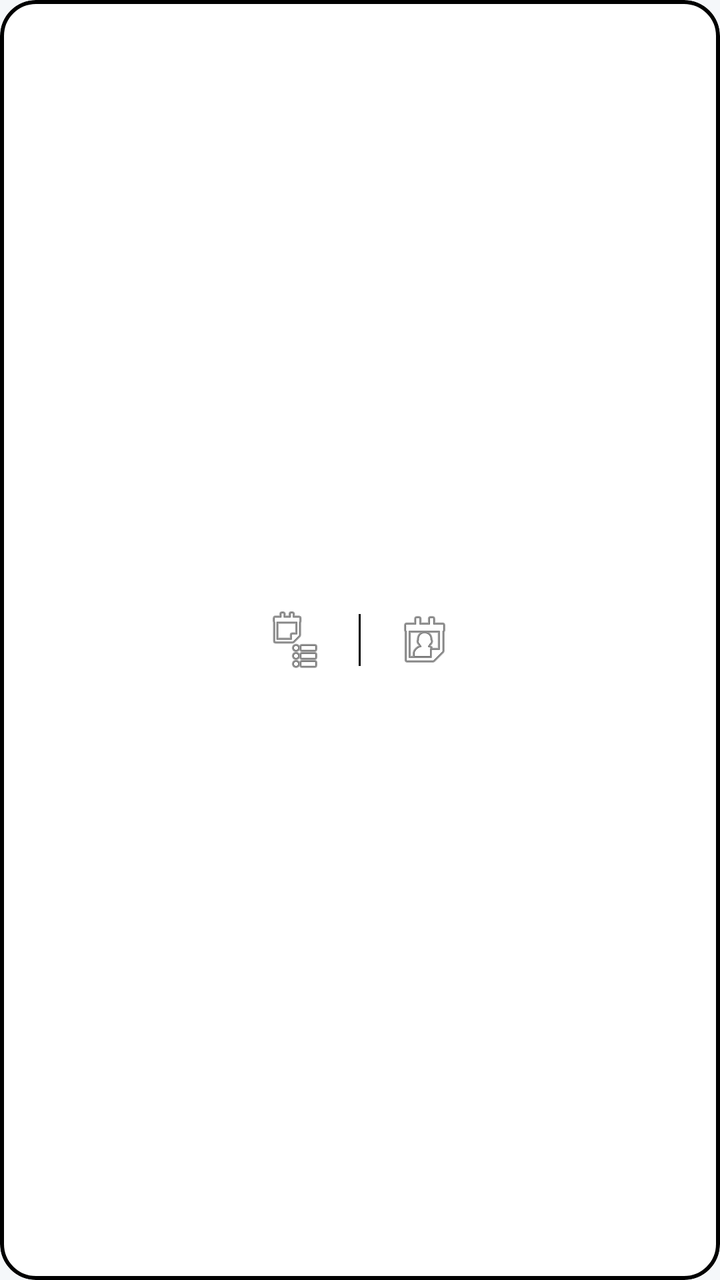
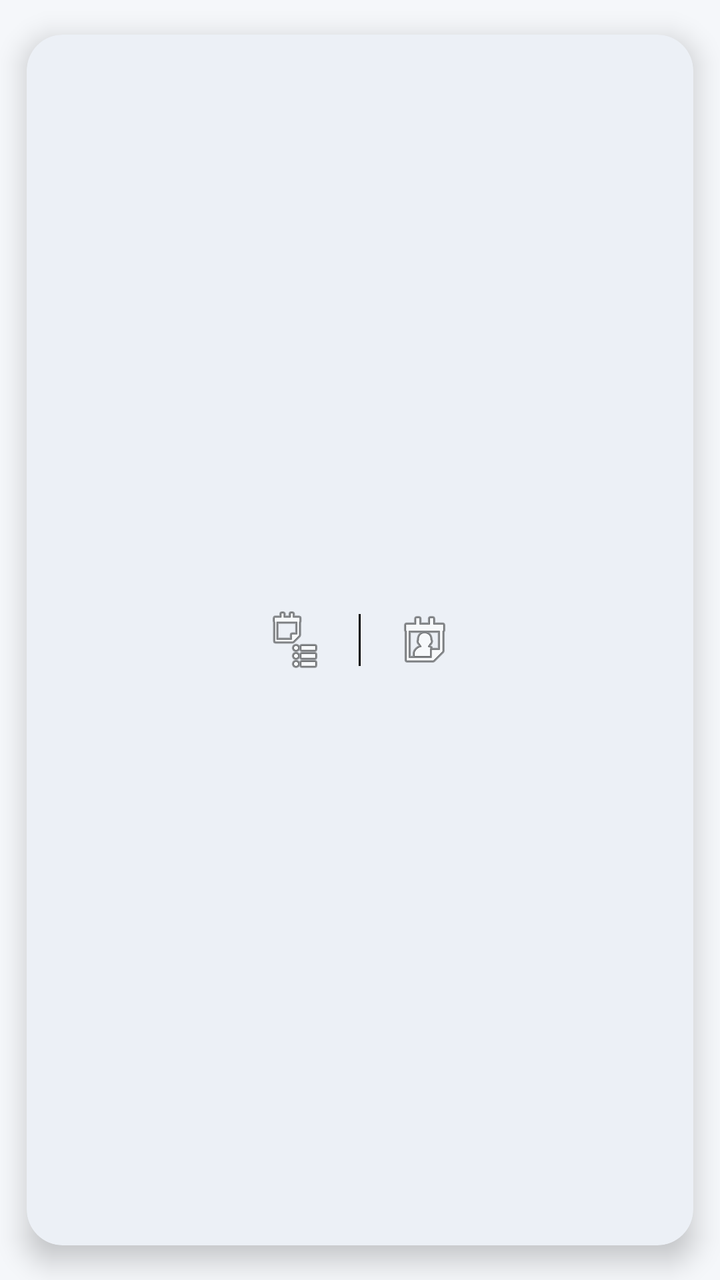

Before-and-after screenshots of an Android layout around one commit, followed by the original layout XML and the change that was made.
<!-- AndroidManifest.xml: application theme Theme.FlexiFitApp -->
<!-- res/layout/include_pill_toggle.xml -->
<?xml version="1.0" encoding="utf-8"?>
<com.google.android.material.card.MaterialCardView xmlns:android="http://schemas.android.com/apk/res/android"
    xmlns:app="http://schemas.android.com/apk/res-auto"
    android:id="@+id/pillNav"
    android:layout_width="170dp"
    android:layout_height="56dp"
    app:cardCornerRadius="18dp"
    app:strokeWidth="2dp"
    app:strokeColor="@android:color/black"
    app:cardElevation="0dp">

    <LinearLayout
        android:layout_width="match_parent"
        android:layout_height="match_parent"
        android:orientation="horizontal"
        android:gravity="center"
        android:padding="4dp">

        <ImageButton
            android:id="@+id/btnList"
            android:layout_width="64dp"
            android:layout_height="48dp"
            android:background="@android:color/transparent"
            android:src="@android:drawable/ic_menu_agenda"
            android:contentDescription="List"/>

        <View
            android:layout_width="1dp"
            android:layout_height="26dp"
            android:background="@android:color/black"/>

        <ImageButton
            android:id="@+id/btnCalendar"
            android:layout_width="64dp"
            android:layout_height="48dp"
            android:background="@android:color/transparent"
            android:src="@android:drawable/ic_menu_my_calendar"
            android:contentDescription="Calendar"/>
    </LinearLayout>

</com.google.android.material.card.MaterialCardView>
<!-- resources referenced by this layout -->
<resources>
  <style name="Theme.FlexiFitApp" parent="Base.Theme.FlexiFitApp">
          
          <item name="navigationViewStyle">@style/Widget.FlexiFit.NavigationView</item>
      </style>
  <style name="Base.Theme.FlexiFitApp" parent="Theme.Material3.Light.NoActionBar">
  
          
          <item name="colorPrimary">#6082B6 </item>
          <item name="colorPrimaryContainer">#6082B6</item>
          <item name="colorSecondary">#6093b6</item>
          <item name="colorSecondaryContainer">#6093b6</item>
  
          
          <item name="android:colorBackground">#F5F7FA</item>
          <item name="colorSurface">#FFFFFF</item>
  
          
          <item name="colorOnPrimary">#FFFFFF</item>
          <item name="colorOnSecondary">#FFFFFF</item>
          <item name="colorOnSurface">#1A1A1A</item>
  
          
          <item name="android:statusBarColor" tools:targetApi="l">#6082B6</item>
  
          
          <item name="android:navigationBarColor" tools:targetApi="l">#6082B6</item>
  
      </style>
  <style name="Widget.FlexiFit.NavigationView" parent="Widget.Material3.NavigationView">
          
          <item name="android:background">@color/drawer_bg</item>
  
          
          <item name="itemTextColor">@color/nav_item_text_color</item>
          <item name="itemIconTint">@color/nav_item_icon_tint</item>
  
          
          <item name="itemBackground">@drawable/nav_item_background</item>
      </style>
  <color name="drawer_bg">#FFFFFF</color>
  <!-- drawable nav_item_background (drawable) -->
  <?xml version="1.0" encoding="utf-8"?>
  <selector xmlns:android="http://schemas.android.com/apk/res/android">
      
      <item android:state_checked="true" android:drawable="@drawable/nav_item_bg_selected" />
      
      <item android:drawable="@android:color/transparent" />
  </selector>
  <!-- drawable nav_item_bg_selected (drawable) -->
  <?xml version="1.0" encoding="utf-8"?>
  <shape xmlns:android="http://schemas.android.com/apk/res/android"
      android:shape="rectangle">
  
      <solid android:color="@color/nav_item_active_bg" />
  
      
      <corners android:radius="24dp" />
  
  </shape>
  <color name="nav_item_active_bg">@color/colorPrimary</color>
  <color name="colorPrimary">#6082B6</color>
</resources>

<!-- the commit's change to res/layout/include_pill_toggle.xml (unified diff, before → after) -->
@@ -3,11 +3,11 @@
     xmlns:app="http://schemas.android.com/apk/res-auto"
     android:id="@+id/pillNav"
     android:layout_width="170dp"
-    android:layout_height="56dp"
+    android:layout_height="wrap_content"
     app:cardCornerRadius="18dp"
-    app:strokeWidth="2dp"
-    app:strokeColor="@android:color/black"
-    app:cardElevation="0dp">
+    app:strokeWidth="0dp"
+    app:cardUseCompatPadding="true"
+    app:cardElevation="8dp">
 
     <LinearLayout
         android:layout_width="match_parent"
